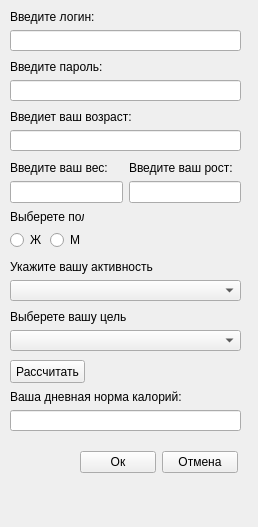
Before: the Qt Designer form reg_window/reg_form.ui in golyzhbina/qt_project, drawn with Qt 5.
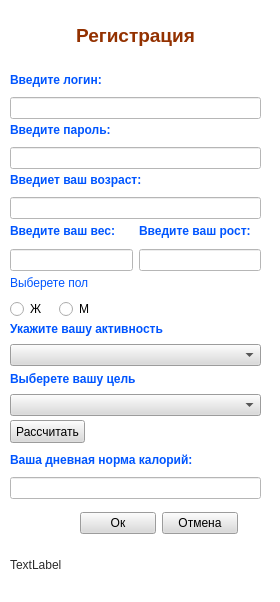
After: the same form once the commit is applied.

```diff
--- a/reg_window/reg_form.ui
+++ b/reg_window/reg_form.ui
@@ -6,32 +6,42 @@
    <rect>
     <x>0</x>
     <y>0</y>
-    <width>258</width>
-    <height>527</height>
+    <width>280</width>
+    <height>602</height>
    </rect>
   </property>
   <property name="windowTitle">
    <string>Form</string>
   </property>
+  <property name="styleSheet">
+   <string notr="true">background-color: rgb(255, 255, 255);</string>
+  </property>
   <widget class="QWidget" name="layoutWidget">
    <property name="geometry">
     <rect>
      <x>10</x>
-     <y>60</y>
-     <width>231</width>
-     <height>41</height>
+     <y>120</y>
+     <width>251</width>
+     <height>49</height>
     </rect>
    </property>
    <layout class="QVBoxLayout" name="verticalLayout_2">
     <item>
      <widget class="QLabel" name="label_keyword">
+      <property name="styleSheet">
+       <string notr="true">font: 10pt &quot;Book Antiqua&quot;;</string>
+      </property>
       <property name="text">
-       <string>Введите пароль:</string>
+       <string>&lt;html&gt;&lt;head/&gt;&lt;body&gt;&lt;p&gt;&lt;span style=&quot; font-weight:600; color:#0055ff;&quot;&gt;Введите пароль:&lt;/span&gt;&lt;/p&gt;&lt;/body&gt;&lt;/html&gt;</string>
       </property>
      </widget>
     </item>
     <item>
-     <widget class="QLineEdit" name="lineEdit_keywod"/>
+     <widget class="QLineEdit" name="lineEdit_keywod">
+      <property name="styleSheet">
+       <string notr="true">font: 10pt &quot;Book Antiqua&quot;;</string>
+      </property>
+     </widget>
     </item>
    </layout>
   </widget>
@@ -39,21 +49,28 @@
    <property name="geometry">
     <rect>
      <x>10</x>
-     <y>110</y>
-     <width>231</width>
-     <height>41</height>
+     <y>170</y>
+     <width>251</width>
+     <height>49</height>
     </rect>
    </property>
    <layout class="QVBoxLayout" name="verticalLayout_3">
     <item>
      <widget class="QLabel" name="label_age">
+      <property name="styleSheet">
+       <string notr="true">font: 10pt &quot;Book Antiqua&quot;;</string>
+      </property>
       <property name="text">
-       <string>Введиет ваш возраст:</string>
+       <string>&lt;html&gt;&lt;head/&gt;&lt;body&gt;&lt;p&gt;&lt;span style=&quot; font-weight:600; color:#0055ff;&quot;&gt;Введиет ваш возраст:&lt;/span&gt;&lt;/p&gt;&lt;/body&gt;&lt;/html&gt;</string>
       </property>
      </widget>
     </item>
     <item>
-     <widget class="QLineEdit" name="lineEdit_age"/>
+     <widget class="QLineEdit" name="lineEdit_age">
+      <property name="styleSheet">
+       <string notr="true">font: 10pt &quot;Book Antiqua&quot;;</string>
+      </property>
+     </widget>
     </item>
    </layout>
   </widget>
@@ -61,11 +78,15 @@
    <property name="geometry">
     <rect>
      <x>10</x>
-     <y>360</y>
+     <y>420</y>
      <width>75</width>
      <height>23</height>
     </rect>
    </property>
+   <property name="styleSheet">
+    <string notr="true">background-color: rgb(218, 218, 218);
+font: 9pt &quot;Book Antiqua&quot;;</string>
+   </property>
    <property name="text">
     <string>Рассчитать</string>
    </property>
@@ -74,53 +95,67 @@
    <property name="geometry">
     <rect>
      <x>10</x>
-     <y>310</y>
-     <width>231</width>
-     <height>41</height>
+     <y>370</y>
+     <width>251</width>
+     <height>46</height>
     </rect>
    </property>
    <layout class="QVBoxLayout" name="verticalLayout_9">
     <item>
      <widget class="QLabel" name="label_activity_2">
+      <property name="styleSheet">
+       <string notr="true">font: 10pt &quot;Book Antiqua&quot;;</string>
+      </property>
       <property name="text">
-       <string>Выберете вашу цель</string>
+       <string>&lt;html&gt;&lt;head/&gt;&lt;body&gt;&lt;p&gt;&lt;span style=&quot; font-weight:600; color:#0055ff;&quot;&gt;Выберете вашу цель&lt;/span&gt;&lt;/p&gt;&lt;/body&gt;&lt;/html&gt;</string>
       </property>
      </widget>
     </item>
     <item>
-     <widget class="QComboBox" name="comboBox_activity_2"/>
+     <widget class="QComboBox" name="comboBox_activity_2">
+      <property name="styleSheet">
+       <string notr="true">background-color: rgb(218, 218, 218);font: 9pt &quot;Book Antiqua&quot;;</string>
+      </property>
+     </widget>
     </item>
    </layout>
   </widget>
-  <widget class="QWidget" name="">
+  <widget class="QWidget" name="layoutWidget">
    <property name="geometry">
     <rect>
      <x>10</x>
-     <y>10</y>
-     <width>231</width>
-     <height>41</height>
+     <y>70</y>
+     <width>251</width>
+     <height>49</height>
     </rect>
    </property>
    <layout class="QVBoxLayout" name="verticalLayout">
     <item>
      <widget class="QLabel" name="label_login">
+      <property name="styleSheet">
+       <string notr="true">font: 10pt &quot;Book Antiqua&quot;;</string>
+      </property>
       <property name="text">
-       <string>Введите логин:</string>
+       <string>&lt;html&gt;&lt;head/&gt;&lt;body&gt;&lt;p&gt;&lt;span style=&quot; font-weight:600; color:#0055ff;&quot;&gt;Введите логин:&lt;/span&gt;&lt;/p&gt;&lt;/body&gt;&lt;/html&gt;</string>
       </property>
      </widget>
     </item>
     <item>
-     <widget class="QLineEdit" name="lineEdit_login"/>
+     <widget class="QLineEdit" name="lineEdit_login">
+      <property name="styleSheet">
+       <string notr="true">font: 10pt &quot;Book Antiqua&quot;;</string>
+      </property>
+     </widget>
     </item>
    </layout>
   </widget>
-  <widget class="QWidget" name="">
+  <widget class="QWidget" name="layoutWidget">
    <property name="geometry">
     <rect>
      <x>10</x>
-     <y>160</y>
-     <width>231</width>
-     <height>43</height>
+     <y>220</y>
+     <width>251</width>
+     <height>51</height>
     </rect>
    </property>
    <layout class="QHBoxLayout" name="horizontalLayout">
@@ -128,13 +163,20 @@
      <layout class="QVBoxLayout" name="verticalLayout_4">
       <item>
        <widget class="QLabel" name="label_weight">
+        <property name="styleSheet">
+         <string notr="true">font: 10pt &quot;Book Antiqua&quot;;</string>
+        </property>
         <property name="text">
-         <string>Введите ваш вес:</string>
+         <string>&lt;html&gt;&lt;head/&gt;&lt;body&gt;&lt;p&gt;&lt;span style=&quot; font-weight:600; color:#0055ff;&quot;&gt;Введите ваш вес:&lt;/span&gt;&lt;/p&gt;&lt;/body&gt;&lt;/html&gt;</string>
         </property>
        </widget>
       </item>
       <item>
-       <widget class="QLineEdit" name="lineEdit_weight"/>
+       <widget class="QLineEdit" name="lineEdit_weight">
+        <property name="styleSheet">
+         <string notr="true">font: 10pt &quot;Book Antiqua&quot;;</string>
+        </property>
+       </widget>
       </item>
      </layout>
     </item>
@@ -142,32 +184,42 @@
      <layout class="QVBoxLayout" name="verticalLayout_5">
       <item>
        <widget class="QLabel" name="label_hight">
+        <property name="styleSheet">
+         <string notr="true">font: 10pt &quot;Book Antiqua&quot;;</string>
+        </property>
         <property name="text">
-         <string>Введите ваш рост:</string>
+         <string>&lt;html&gt;&lt;head/&gt;&lt;body&gt;&lt;p&gt;&lt;span style=&quot; font-weight:600; color:#0055ff;&quot;&gt;Введите ваш рост:&lt;/span&gt;&lt;/p&gt;&lt;/body&gt;&lt;/html&gt;</string>
         </property>
        </widget>
       </item>
       <item>
-       <widget class="QLineEdit" name="lineEdit_hight"/>
+       <widget class="QLineEdit" name="lineEdit_hight">
+        <property name="styleSheet">
+         <string notr="true">font: 10pt &quot;Book Antiqua&quot;;</string>
+        </property>
+       </widget>
       </item>
      </layout>
     </item>
    </layout>
   </widget>
-  <widget class="QWidget" name="">
+  <widget class="QWidget" name="layoutWidget">
    <property name="geometry">
     <rect>
      <x>10</x>
-     <y>210</y>
-     <width>74</width>
-     <height>40</height>
+     <y>273</y>
+     <width>91</width>
+     <height>46</height>
     </rect>
    </property>
    <layout class="QVBoxLayout" name="verticalLayout_6">
     <item>
      <widget class="QLabel" name="label_sex">
+      <property name="styleSheet">
+       <string notr="true">font: 10pt &quot;Book Antiqua&quot;;</string>
+      </property>
       <property name="text">
-       <string>Выберете пол</string>
+       <string>&lt;html&gt;&lt;head/&gt;&lt;body&gt;&lt;p&gt;&lt;span style=&quot; color:#0055ff;&quot;&gt;Выберете пол&lt;/span&gt;&lt;/p&gt;&lt;/body&gt;&lt;/html&gt;</string>
       </property>
      </widget>
     </item>
@@ -175,6 +227,13 @@
      <layout class="QHBoxLayout" name="horizontalLayout_2">
       <item>
        <widget class="QRadioButton" name="radioButton_f">
+        <property name="toolTip">
+         <string>&lt;html&gt;&lt;head/&gt;&lt;body&gt;&lt;p&gt;&lt;span style=&quot; font-weight:600; color:#0055ff;&quot;&gt;Ж&lt;/span&gt;&lt;/p&gt;&lt;/body&gt;&lt;/html&gt;</string>
+        </property>
+        <property name="styleSheet">
+         <string notr="true">font: 8pt &quot;Book Antiqua&quot;;
+</string>
+        </property>
         <property name="text">
          <string>Ж</string>
         </property>
@@ -182,6 +241,9 @@
       </item>
       <item>
        <widget class="QRadioButton" name="radioButton_m">
+        <property name="styleSheet">
+         <string notr="true">font: 8pt &quot;Book Antiqua&quot;;</string>
+        </property>
         <property name="text">
          <string>М</string>
         </property>
@@ -191,62 +253,81 @@
     </item>
    </layout>
   </widget>
-  <widget class="QWidget" name="">
+  <widget class="QWidget" name="layoutWidget">
    <property name="geometry">
     <rect>
      <x>10</x>
-     <y>260</y>
-     <width>231</width>
-     <height>41</height>
+     <y>320</y>
+     <width>251</width>
+     <height>46</height>
     </rect>
    </property>
    <layout class="QVBoxLayout" name="verticalLayout_7">
     <item>
      <widget class="QLabel" name="label_activity">
+      <property name="styleSheet">
+       <string notr="true">font: 10pt &quot;Book Antiqua&quot;;</string>
+      </property>
       <property name="text">
-       <string>Укажите вашу активность</string>
+       <string>&lt;html&gt;&lt;head/&gt;&lt;body&gt;&lt;p&gt;&lt;span style=&quot; font-weight:600; color:#0055ff;&quot;&gt;Укажите вашу активность&lt;/span&gt;&lt;/p&gt;&lt;/body&gt;&lt;/html&gt;</string>
       </property>
      </widget>
     </item>
     <item>
-     <widget class="QComboBox" name="comboBox_activity"/>
+     <widget class="QComboBox" name="comboBox_activity">
+      <property name="styleSheet">
+       <string notr="true">background-color: rgb(218, 218, 218);
+font: 9pt &quot;Book Antiqua&quot;;</string>
+      </property>
+     </widget>
     </item>
    </layout>
   </widget>
-  <widget class="QWidget" name="">
+  <widget class="QWidget" name="layoutWidget">
    <property name="geometry">
     <rect>
      <x>10</x>
-     <y>390</y>
-     <width>231</width>
-     <height>41</height>
+     <y>450</y>
+     <width>251</width>
+     <height>49</height>
     </rect>
    </property>
    <layout class="QVBoxLayout" name="verticalLayout_8">
     <item>
      <widget class="QLabel" name="label_8">
+      <property name="styleSheet">
+       <string notr="true">font: 10pt &quot;Book Antiqua&quot;;</string>
+      </property>
       <property name="text">
-       <string>Ваша дневная норма калорий:</string>
+       <string>&lt;html&gt;&lt;head/&gt;&lt;body&gt;&lt;p&gt;&lt;span style=&quot; font-weight:600; color:#0055ff;&quot;&gt;Ваша дневная норма калорий:&lt;/span&gt;&lt;/p&gt;&lt;/body&gt;&lt;/html&gt;</string>
       </property>
      </widget>
     </item>
     <item>
-     <widget class="QLineEdit" name="lineEdit_6"/>
+     <widget class="QLineEdit" name="lineEdit_6">
+      <property name="styleSheet">
+       <string notr="true">font: 10pt &quot;Book Antiqua&quot;;</string>
+      </property>
+     </widget>
     </item>
    </layout>
   </widget>
-  <widget class="QWidget" name="">
+  <widget class="QWidget" name="layoutWidget">
    <property name="geometry">
     <rect>
      <x>80</x>
-     <y>450</y>
+     <y>510</y>
      <width>158</width>
-     <height>25</height>
+     <height>26</height>
     </rect>
    </property>
    <layout class="QHBoxLayout" name="horizontalLayout_3">
     <item>
      <widget class="QPushButton" name="pushButton_ok">
+      <property name="styleSheet">
+       <string notr="true">background-color: rgb(218, 218, 218);
+font: 9pt &quot;Book Antiqua&quot;;</string>
+      </property>
       <property name="text">
        <string>Ок</string>
       </property>
@@ -254,6 +335,10 @@
     </item>
     <item>
      <widget class="QPushButton" name="pushButton_cancel">
+      <property name="styleSheet">
+       <string notr="true">background-color: rgb(218, 218, 218);
+font: 9pt &quot;Book Antiqua&quot;;</string>
+      </property>
       <property name="text">
        <string>Отмена</string>
       </property>
@@ -261,6 +346,38 @@
     </item>
    </layout>
   </widget>
+  <widget class="QLabel" name="waring">
+   <property name="geometry">
+    <rect>
+     <x>10</x>
+     <y>550</y>
+     <width>231</width>
+     <height>31</height>
+    </rect>
+   </property>
+   <property name="styleSheet">
+    <string notr="true">font: 10pt &quot;Book Antiqua&quot;;</string>
+   </property>
+   <property name="text">
+    <string>&lt;html&gt;&lt;head/&gt;&lt;body&gt;&lt;p&gt;&lt;span style=&quot; color:#2b2b2b;&quot;&gt;TextLabel&lt;/span&gt;&lt;/p&gt;&lt;/body&gt;&lt;/html&gt;</string>
+   </property>
+  </widget>
+  <widget class="QLabel" name="waring_2">
+   <property name="geometry">
+    <rect>
+     <x>20</x>
+     <y>20</y>
+     <width>231</width>
+     <height>31</height>
+    </rect>
+   </property>
+   <property name="styleSheet">
+    <string notr="true">font: 10pt &quot;Book Antiqua&quot;;</string>
+   </property>
+   <property name="text">
+    <string>&lt;html&gt;&lt;head/&gt;&lt;body&gt;&lt;p align=&quot;center&quot;&gt;&lt;span style=&quot; font-size:14pt; font-weight:600; color:#933100;&quot;&gt;Регистрация&lt;/span&gt;&lt;/p&gt;&lt;/body&gt;&lt;/html&gt;</string>
+   </property>
+  </widget>
  </widget>
  <resources/>
  <connections/>
```
